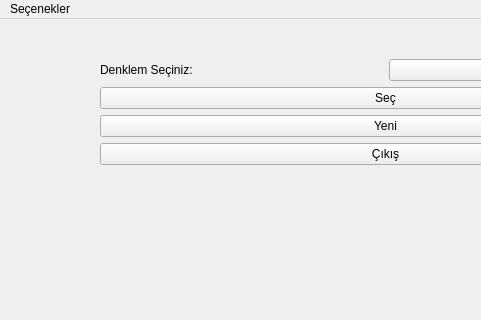
Qt form design.ui (kyener02/proje) before a commit; both pictures show x 0 to 481 and y 0 to 320 of the 800 by 601 pixel window.
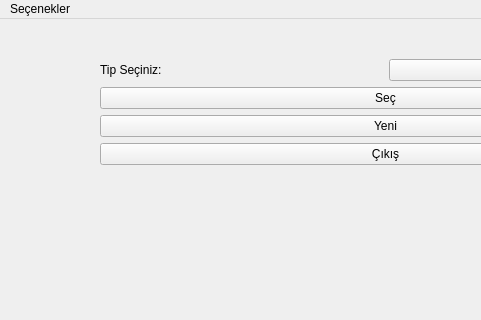
The same form after that commit. Icons and pictures are not drawn.

What changed in the file:
```diff
--- a/design.ui
+++ b/design.ui
@@ -33,7 +33,7 @@
         <bool>true</bool>
        </property>
        <property name="text">
-        <string>Denklem Seçiniz:</string>
+        <string>Tip Seçiniz:</string>
        </property>
       </widget>
      </item>
```
Left out of the diff: 6 changed lines with no effect on the pictures.
